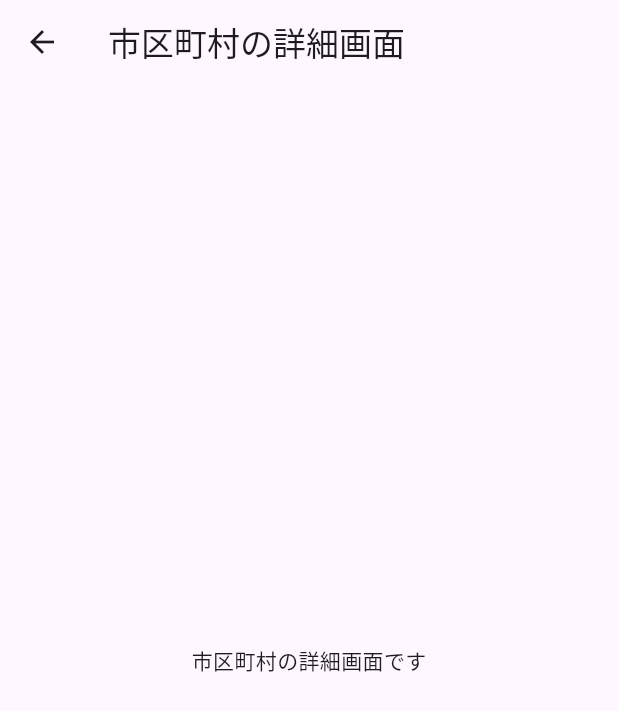
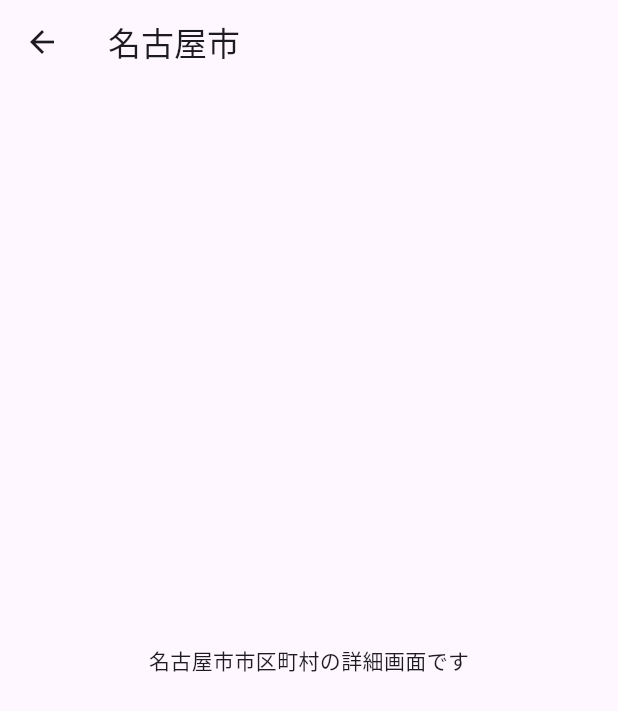
Before and after one commit to Notsu-Keisuke/resas_app, a Flutter app: the screen it shows after launch, after a tap on "名古屋市", on a phone screen of 412 x 824 dp. Shown: the top 711 px of the screen. Run offline on Flutter 3.47's test engine with Material 3 defaults, Android fonts, the phone set to English and light mode, and no system bars.

Commit message:
市区町村名を詳細画面へ表示できるようにした

```diff
--- a/lib/city_detail_page.dart
+++ b/lib/city_detail_page.dart
@@ -1,17 +1,19 @@
 import 'package:flutter/material.dart';
 
 class CityDetailPage extends StatelessWidget {
-  const CityDetailPage({super.key});
+  const CityDetailPage({super.key, required this.city});
+
+  final String city;
 
   @override
   Widget build(BuildContext context) {
     return Scaffold(
       appBar: AppBar(
-        title: const Text('市区町村の詳細画面'),
+        title: Text(city),
       ),
-        body: const Center(
-          child: Text('市区町村の詳細画面です'),
-        ),
+      body: Center(
+        child: Text('$city市区町村の詳細画面です'),
+      ),
     );
   }
 }
--- a/lib/city_list_page.dart
+++ b/lib/city_list_page.dart
@@ -33,7 +33,10 @@ class CityListPage extends StatelessWidget {
               onTap: () {
                 //詳細画面に遷移する
                 Navigator.of(context).push(
-                  MaterialPageRoute(builder: (context) => const CityDetailPage()),
+                  MaterialPageRoute(
+                      builder: (context) => CityDetailPage(
+                            city: city,
+                          )),
                 );
               },
             ),
```
